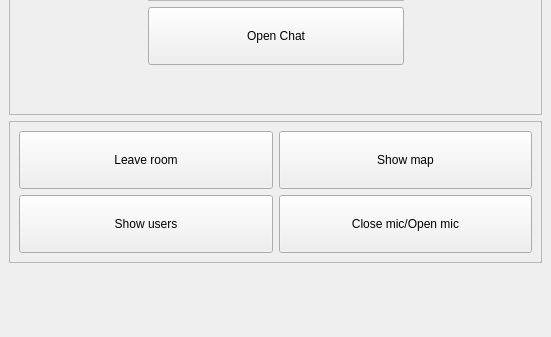
Before: the Qt Designer form finished/pages/chat_page_for_guide.ui in Sason00/project, drawn with Qt 5; both pictures show x 0 to 551 and y 391 to 728 of the 551 by 728 pixel window.
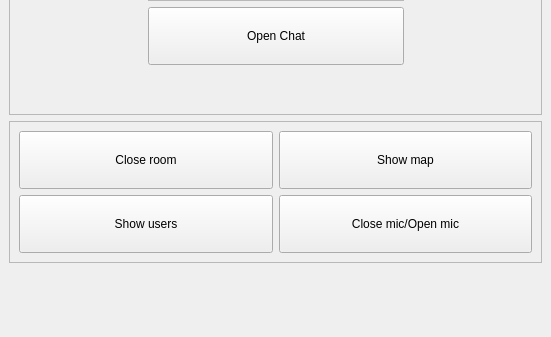
After: the same form once the commit is applied.

```diff
--- a/finished/pages/chat_page_for_guide.ui
+++ b/finished/pages/chat_page_for_guide.ui
@@ -136,7 +136,7 @@
        <item row="0" column="0">
         <widget class="QPushButton" name="leave_room_button">
          <property name="text">
-          <string>Leave room</string>
+          <string>Close room</string>
          </property>
         </widget>
        </item>
```
Left out of the diff: 2 changed lines with no effect on the pictures.
